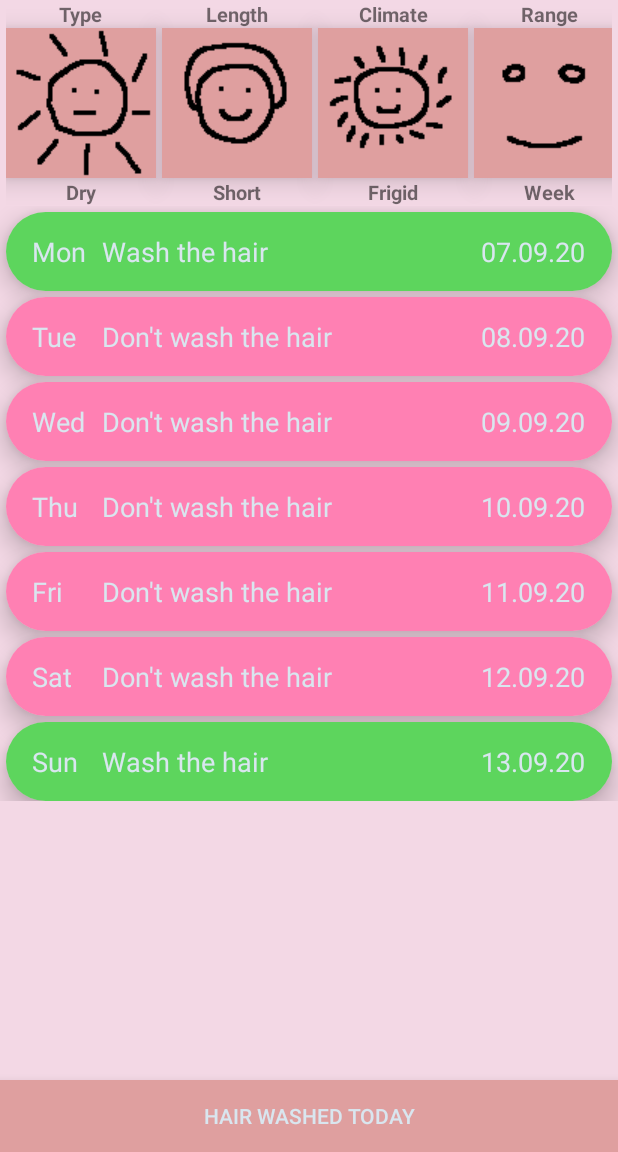
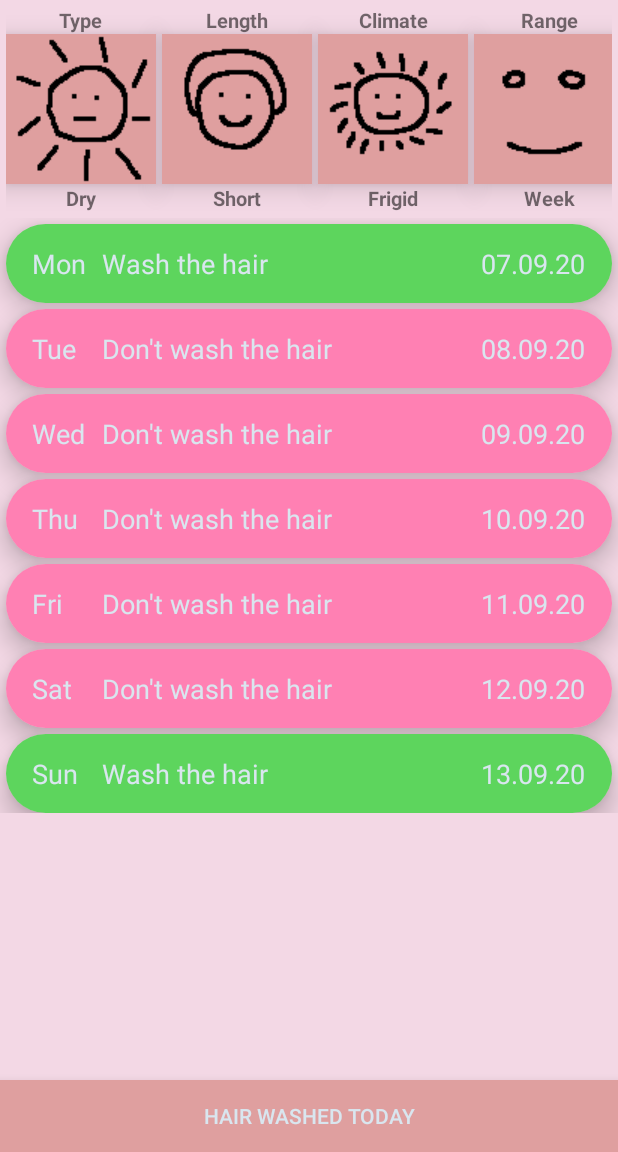
Before and after one commit to viacheslav-chugunov/hair-washing, an Android app: the screen it shows after launch (HomeActivity), on a phone screen of 412 x 824 dp, the part 84-1236 px from its top. Run offline under Robolectric (Android 15) with nearby library versions, the phone set to English and light mode, and no system bars.

Commit message:
Update activity_home.xml

```diff
--- a/app/src/main/res/layout/activity_home.xml
+++ b/app/src/main/res/layout/activity_home.xml
@@ -29,13 +29,16 @@
                 android:layout_width="match_parent"
                 android:layout_height="wrap_content"
                 android:layout_marginStart="4dp"
-                android:layout_marginEnd="4dp" />
+                android:layout_marginEnd="4dp"
+                android:layout_marginBottom="4dp"
+                android:layout_marginTop="4dp" />
 
             <fragment
                 android:id="@+id/weekly_list_fragment"
                 android:name="io.hairwashing.structure.fragment.WeeklyFragment"
                 android:layout_width="match_parent"
-                android:layout_height="wrap_content" />
+                android:layout_height="wrap_content"
+                android:layout_marginBottom="4dp" />
 
         </LinearLayout>
 
@@ -46,7 +49,6 @@
         android:layout_width="match_parent"
         android:layout_height="wrap_content"
         android:text="@string/hair_washed"
-        android:layout_marginTop="1dp"
         android:onClick="onClickWashedButton"
         style="@style/Button" />
 </LinearLayout>
```
